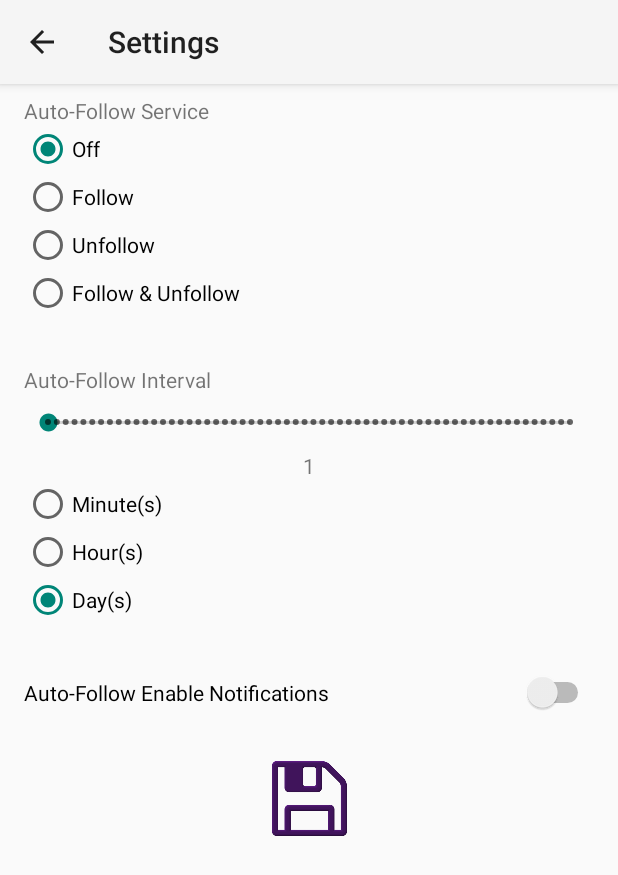
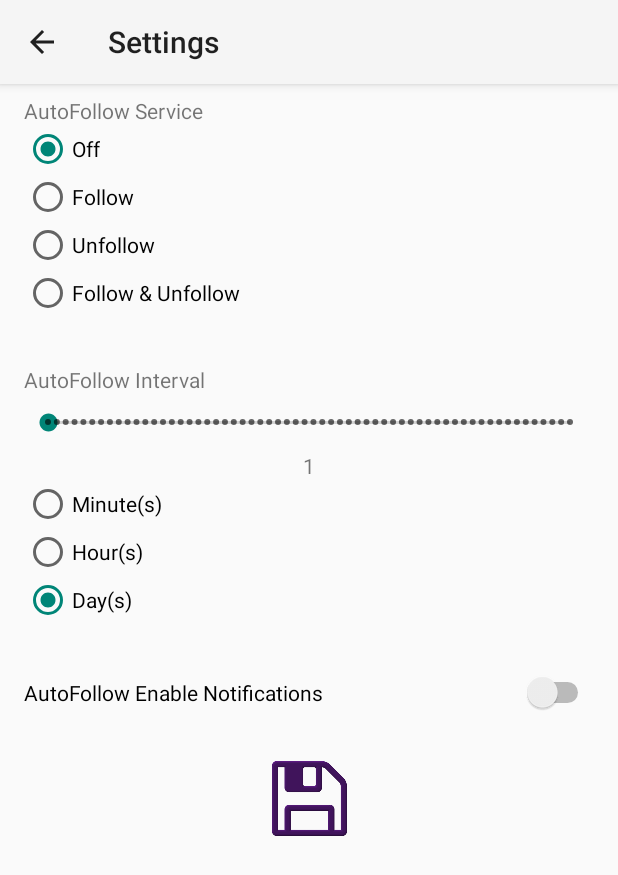
Before and after one commit to LethalMaus/StreamingYorkie, an Android app: the Settings screen opened directly, with no data from a screen before it, on a phone screen of 412 x 824 dp. Shown: the top 875 px of the screen. Run offline under Robolectric (Android 15) with nearby library versions, the phone set to English and light mode, and no system bars.

Commit message:
Added last bits before documentation

```diff
--- a/build.gradle
+++ b/build.gradle
@@ -7,7 +7,7 @@ buildscript {
         jcenter()
     }
     dependencies {
-        classpath 'com.android.tools.build:gradle:3.2.1'
+        classpath 'com.android.tools.build:gradle:3.3.2'
 
 
         // NOTE: Do not place your application dependencies here; they belong
--- a/streaming_yorkie/src/main/java/com/lethalmaus/streaming_yorkie/activity/Authorization.java
+++ b/streaming_yorkie/src/main/java/com/lethalmaus/streaming_yorkie/activity/Authorization.java
@@ -6,11 +6,9 @@ import android.app.AlertDialog;
 import android.content.Context;
 import android.content.DialogInterface;
 import android.graphics.Bitmap;
-import android.os.AsyncTask;
 import android.os.Bundle;
 import android.support.annotation.RequiresApi;
 import android.support.v7.app.AppCompatActivity;
-import android.text.format.Time;
 import android.view.MenuItem;
 import android.view.View;
 import android.webkit.WebResourceRequest;
@@ -35,12 +33,12 @@ import org.json.JSONObject;
 import java.io.File;
 import java.lang.ref.WeakReference;
 
-//This is needed to log into Twitch, even though its not recommended & is dangerous. Hence the Lint suppression
-@SuppressLint("SetJavaScriptEnabled")
 /**
  * Activity for logging in & out of twitch & the app
  * @author LethalMaus
  */
+//This is needed to log into Twitch, even though its not recommended & is dangerous. Hence the Lint suppression
+@SuppressLint("SetJavaScriptEnabled")
 public class Authorization extends AppCompatActivity {
 
     /*FIXME connection timeout isn't working as it should. The page progress wasn't taken into consideration
--- a/streaming_yorkie/src/main/res/values/strings.xml
+++ b/streaming_yorkie/src/main/res/values/strings.xml
@@ -35,7 +35,7 @@
     <string name="userinfo_menu">UserInfo Menu</string>
     <string name="info_menu">Info Menu</string>
     <string name="settings_menu">Settings Menu</string>
-    <string name="auto_follow_service">Auto-Follow Service</string>
+    <string name="auto_follow_service">AutoFollow Service</string>
     <string name="off">Off</string>
     <string name="follow">Follow</string>
     <string name="unfollow">Unfollow</string>
@@ -44,9 +44,9 @@
     <string name="autofollow_interval_minutes">Minute(s)</string>
     <string name="autofollow_interval_hours">Hour(s)</string>
     <string name="autofollow_interval_days">Day(s)</string>
-    <string name="autofollow_notifications">Auto-Follow Enable Notifications</string>
+    <string name="autofollow_notifications">AutoFollow Enable Notifications</string>
     <string name="save_symbol">Save Symbol</string>
-    <string name="autofollow_interval">Auto-Follow Interval</string>
+    <string name="autofollow_interval">AutoFollow Interval</string>
     <string name="blank_text">_____</string>
     <string name="description">Description:</string>
     <string name="game">Game:</string>
```
